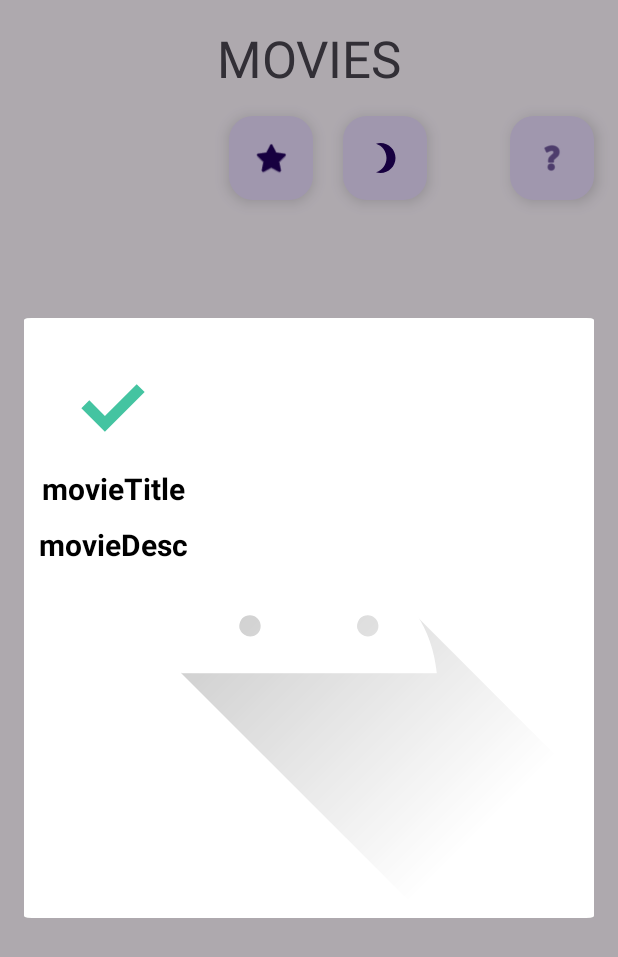
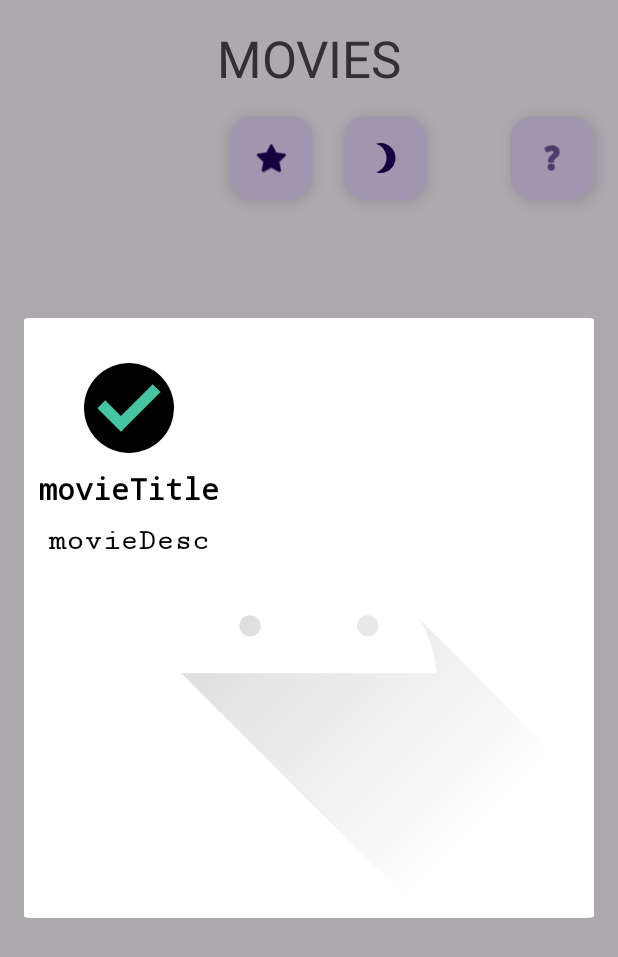
Before and after one commit to mec-cs/movie-db-app, an Android app: the screen it shows after launch (MainActivity), after a tap on an icon or button, on a phone screen of 412 x 824 dp. Shown: the top 957 px of the screen. Run offline under Robolectric (Android 15) with nearby library versions, the light colour scheme and no system bars; our stand-ins replace Picasso; pictures from the network do not load; 6 statements that could not run were skipped.

Commit message:
some user capability in fav activity and other fixes

```diff
--- a/app/src/main/java/com/movie_application/adapter/MovieRecyclerViewAdapter.kt
+++ b/app/src/main/java/com/movie_application/adapter/MovieRecyclerViewAdapter.kt
@@ -49,6 +49,7 @@ class MovieRecyclerViewAdapter(private val context: Context):RecyclerView.Adapte
         adapterInterface = context as RecyclerAdapterInterface // with that statement activities which will use the adapter are foreced to implement the interface
 
     }
+
     override fun onCreateViewHolder(viewGroup: ViewGroup, viewType: Int): RecyclerViewItemHolder {
         val inflator = LayoutInflater.from(viewGroup.context)
         val itemView: View = inflator.inflate(R.layout.movies_recycler_layout, viewGroup, false)
--- a/app/src/main/java/com/movie_application/view/MainActivity.kt
+++ b/app/src/main/java/com/movie_application/view/MainActivity.kt
@@ -54,6 +54,7 @@ class MainActivity : AppCompatActivity(), MovieRecyclerViewAdapter.RecyclerAdapt
                     movieList = (response.body() as MutableList<Movie>?)!!
                     Log.d("JSON_ARRAY_PARSE", "Recipes taken from server"+movieList.toString())
                     adapter.setData(movieList)
+                    FavoriteMovieSys.favMovieList.addAll(movieList)
                 } else {
                     Log.d("JSON_ARRAY_PARSE", "Recipes are not taken from server")
                 }
@@ -70,25 +71,8 @@ class MainActivity : AppCompatActivity(), MovieRecyclerViewAdapter.RecyclerAdapt
         }
 
         binding.fabFavs.setOnClickListener {
-            FavoriteMovieSys.favMovieList.addAll(movieList)
             startActivity(Intent(this, FavoriteActivity::class.java))
         }
-
-        /*
-
-        // random dialog layout : partly complete
-        // random movie from database : None
-        // !! image size should be 1280-720
-
-        binding.randomMovieButton.setOnClickListener {
-            // in this line get a random movie from database and insert it into the createDialog function
-            createRandomMovieDialog(Movie(title = "Test Title", writer = "MenesCakir", releaseDate = "2020", genre = "Comedy", posterImgLink = R.drawable.ic_launcher_background.toString()))
-            randomMovieDialog.show()
-        }
-
-        */
-
-
     }
 
     override fun displayItem(movie: Movie) {
@@ -105,8 +89,7 @@ class MainActivity : AppCompatActivity(), MovieRecyclerViewAdapter.RecyclerAdapt
 
     @SuppressLint("SetTextI18n")
     fun createRandomMovieDialog() {
-        var movie: Movie
-        movie= movieList[Random.nextInt(0,movieList.size+1)]
+        val movie: Movie = movieList[Random.nextInt(0,movieList.size)]
         randomMovieDialog = Dialog(this)
         randomMovieDialog.setContentView(R.layout.random_movie_dialog)
 
@@ -116,7 +99,7 @@ class MainActivity : AppCompatActivity(), MovieRecyclerViewAdapter.RecyclerAdapt
         val backgroundImg = randomMovieDialog.findViewById<AppCompatImageView>(R.id.random_dialog_movie_image)
 
         randomMovieTitle.text = movie.title
-        randomMovieDesc.text = "${movie.writer}, (${movie.releaseDate}), ${movie.genre}"
+        randomMovieDesc.text = "${movie.releaseDate}, ${movie.genre}"
         Picasso.get().load(movie.posterImgLink)
             .resize(800,0) //optional, Transform images to better fit into layouts and to reduce memory size.
             .error(R.drawable.ic_launcher_background)//optional, Picasso supports both download and error placeholders as optional features
--- a/app/src/main/res/drawable/ic_tick.xml
+++ b/app/src/main/res/drawable/ic_tick.xml
@@ -5,7 +5,7 @@
     android:viewportHeight="468.293">
     <path
         android:pathData="M234.146,234.146m-234.146,0a234.146,234.146 0,1 1,468.292 0a234.146,234.146 0,1 1,-468.292 0"
-        android:fillColor="#FFFFFF"/>
+        android:fillColor="#000000"/>
     <path
         android:pathData="M357.52,110.145l-165.525,165.525l-81.222,-81.219l-41.239,41.233l122.461,122.464l206.764,-206.77z"
         android:fillColor="#44C4A1"/>
--- a/app/src/main/res/layout/random_movie_dialog.xml
+++ b/app/src/main/res/layout/random_movie_dialog.xml
@@ -14,7 +14,7 @@
         android:id="@+id/random_dialog_movie_image"
         android:layout_width="match_parent"
         android:layout_height="match_parent"
-        android:alpha="0.70"
+        android:alpha="0.5"
         android:scaleType="fitXY"
         android:src="@drawable/ic_launcher_foreground" />
 
@@ -47,17 +47,20 @@
             android:text="movieTitle"
             android:textColor="@color/black"
             android:textSize="20sp"
-            android:textStyle="bold" />
+            android:textStyle="bold"
+            app:fontFamily="monospace" />
 
         <androidx.appcompat.widget.AppCompatTextView
             android:id="@+id/random_dialog_movie_desc"
             android:layout_width="wrap_content"
             android:layout_height="wrap_content"
             android:layout_marginBottom="10dp"
+            android:singleLine="false"
             android:text="movieDesc"
             android:textColor="@color/black"
             android:textSize="20sp"
-            android:textStyle="bold" />
+            android:textStyle="bold"
+            app:fontFamily="serif-monospace" />
 
     </androidx.appcompat.widget.LinearLayoutCompat>
 
```
Also changed, not shown: app/src/main/java/com/movie_application/adapter/FavMovieRecyclerViewAdapter.kt (+26 -15 lines), app/src/main/java/com/movie_application/view/FavoriteActivity.kt (+34 -1 lines), app/src/main/java/com/movie_application/view/MovieDetailsActivity.kt (+25 -1 lines), app/src/main/res/layout/activity_favorite.xml (+20 -0 lines), app/src/main/res/layout/movie_story_item.xml (+6 -6 lines).
